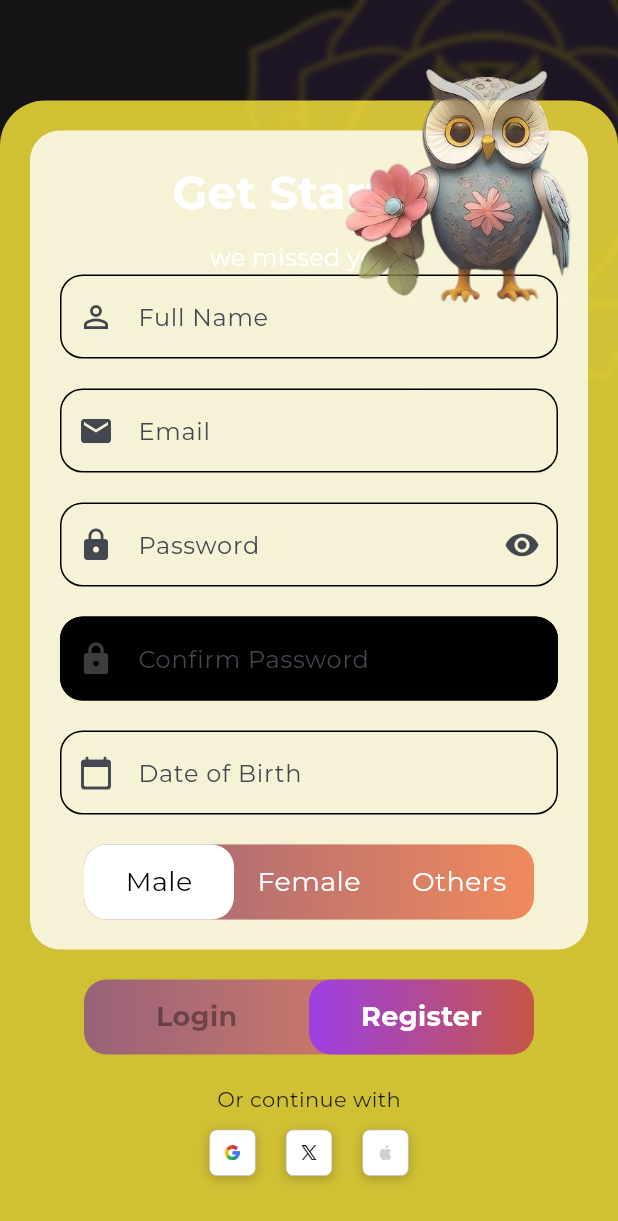
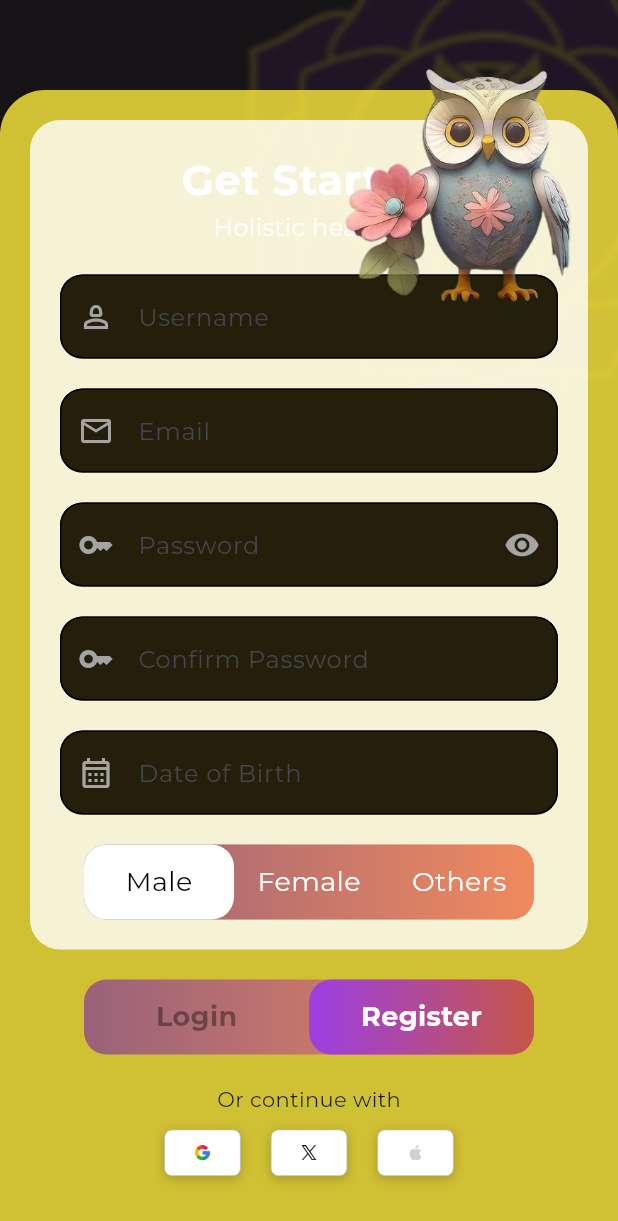
Before and after one commit to veerhegde/PsyGPT, a Flutter app: the AuthScreen screen opened by its route, after a tap on "Register", on a phone screen of 412 x 824 dp. Shown: the top 1221 px of the screen. Run offline on Flutter 3.47's test engine with Material 3 defaults, Android fonts, the phone set to English and light mode, and no system bars; our stand-ins replace flutter_secure_storage, flutter_svg, google_fonts, lottie, material_symbols_icons; missing offline and left inert: dotlottie_loader; accounts and stored records are empty; project files that could hold a hidden picture were left out.

Commit message:
[veer|ag] grammer issue

```diff
--- a/psy_fe/mindq_ui/lib/constants/styles/color_const.dart
+++ b/psy_fe/mindq_ui/lib/constants/styles/color_const.dart
@@ -7,7 +7,8 @@ class ThemeColor {
   static Color appPrimaryShadow = Color(0xffc10bff);
   static Color appBoxShadow = Color(0xffffffff);
   static Color filledColorBlack = Colors.black;
-  static Color FormIconShade = Colors.white24;
+  static Color fieldbg = Color(0xff231F0B);
+  static Color FormIconShade = Color(0xffA4A4A4);
 }
 
 class ThemeGradient {
--- a/psy_fe/mindq_ui/lib/screens/userauth.dart
+++ b/psy_fe/mindq_ui/lib/screens/userauth.dart
@@ -144,40 +144,9 @@ class _LoginRegistrationScreenState extends State<AuthScreen> {
           ),
         ),
         SizedBox(height: 60),
-        TextField(
-          decoration: InputDecoration(
-            filled: true,
-            fillColor: Colors.black,
-            labelText: 'Username',
-            prefixIcon: Icon(Icons.person),
-            border: OutlineInputBorder(),
-            focusedBorder: OutlineInputBorder(
-              borderSide: BorderSide(color: Colors.white, width: 2.0),borderRadius: BorderRadius.circular(15)
-            ),
-            enabledBorder: OutlineInputBorder(
-              borderSide: BorderSide(color: Colors.white, width: 1.0),borderRadius: BorderRadius.circular(15)
-            ),
-          ),
-        ),
+        CustomTextbox(labelText: FormTableText.UsernameLabel, prefixIcon: Icon(Icons.person_2_outlined, color: ThemeColor.FormIconShade), fillColor: ThemeColor.fieldbg),
         SizedBox(height: 20),
-        TextField(
-          decoration: InputDecoration(
-            filled: true,
-            fillColor: Colors.black,
-            labelText: 'Password',
-            prefixIcon: Icon(Icons.lock),
-            suffixIcon: Icon(Icons.visibility),
-            border: OutlineInputBorder(),
-            focusedBorder: OutlineInputBorder(
-              borderSide: BorderSide(color: Colors.black, width: 2.0),borderRadius: BorderRadius.circular(15)
-            ),
-            enabledBorder: OutlineInputBorder(
-              borderSide: BorderSide(color: Colors.black, width: 1.0),borderRadius: BorderRadius.circular(15)
-            ),
-          ),
-          obscureText: true,
-        ),
-        SizedBox(height: 10),
+        CustomTextbox(labelText: FormTableText.PasswordLabel, prefixIcon: Icon(Icons.key_outlined, color: ThemeColor.FormIconShade), suffixIcon: Icon(Icons.visibility, color: ThemeColor.FormIconShade), fillColor: ThemeColor.fieldbg),
         Align(
           alignment: Alignment.centerRight,
           child: TextButton(
@@ -185,7 +154,7 @@ class _LoginRegistrationScreenState extends State<AuthScreen> {
             child: Text('Forgot Password?'),
           ),
         ),
-        SizedBox(height: 113),
+        SizedBox(height: 123),
       ],
     );
   }
@@ -203,14 +172,14 @@ class _LoginRegistrationScreenState extends State<AuthScreen> {
                 Text(
                   'Get Started',
                   style: TextStyle(
-                    fontSize: 30,
+                    fontSize: 28  ,
                     fontWeight: FontWeight.bold,
                     color: Colors.white,
                   ),
                 ),
-                SizedBox(height: 10),
+
                 Text(
-                  'we missed you...',
+                  'Holistic healing',
                   style: TextStyle(
                     fontSize: 16,
                     color: Colors.white,
@@ -220,67 +189,16 @@ class _LoginRegistrationScreenState extends State<AuthScreen> {
             ),
           ),
         ),
-        TextField(
-          decoration: InputDecoration(
-            labelText: 'Full Name',
-            prefixIcon: Icon(Icons.person_outline),
-            border: OutlineInputBorder(
-              borderRadius: BorderRadius.circular(15)
-            ),
-            focusedBorder: OutlineInputBorder(
-              borderSide: BorderSide(color: Colors.black, width: 2.0,),borderRadius: BorderRadius.circular(15)
-            ),
-            enabledBorder: OutlineInputBorder(
-              borderSide: BorderSide(color: Colors.black, width: 1.0),borderRadius: BorderRadius.circular(15)
-            ),
-          ),
-        ),
         SizedBox(height: 20),
-        TextField(
-          decoration: InputDecoration(
-            labelText: 'Email',
-            prefixIcon: Icon(Icons.email),
-            border: OutlineInputBorder(),
-            focusedBorder: OutlineInputBorder(
-              borderSide: BorderSide(color: Colors.black, width: 2.0),borderRadius: BorderRadius.circular(15)
-            ),
-            enabledBorder: OutlineInputBorder(
-              borderSide: BorderSide(color: Colors.black, width: 1.0),borderRadius: BorderRadius.circular(15)
-            ),
-          ),
-        ),
+        CustomTextbox(labelText: FormTableText.UsernameLabel, prefixIcon: Icon(Icons.person_2_outlined, color: ThemeColor.FormIconShade), fillColor: ThemeColor.fieldbg),
         SizedBox(height: 20),
-        TextField(
-          decoration: InputDecoration(
-            labelText: 'Password',
-            prefixIcon: Icon(Icons.lock),
-            suffixIcon: Icon(Icons.visibility),
-            border: OutlineInputBorder(),
-            focusedBorder: OutlineInputBorder(
-              borderSide: BorderSide(color: Colors.black, width: 2.0),borderRadius: BorderRadius.circular(15)
-            ),
-            enabledBorder: OutlineInputBorder(
-              borderSide: BorderSide(color: Colors.black, width: 1.0),borderRadius: BorderRadius.circular(15)
-            ),
-          ),
-          obscureText: true,
-        ),
+        CustomTextbox(labelText: FormTableText.EmailLabel, prefixIcon: Icon(Icons.email_outlined, color: ThemeColor.FormIconShade), fillColor: ThemeColor.fieldbg),
         SizedBox(height: 20),
-        CustomTextbox(labelText: FormTableText.ConfirmPasswordLabel, prefixIcon: Icon(Icons.lock, color: ThemeColor.FormIconShade), fillColor: ThemeColor.filledColorBlack),
+        CustomTextbox(labelText: FormTableText.PasswordLabel, prefixIcon: Icon(Icons.key_outlined, color: ThemeColor.FormIconShade), suffixIcon: Icon(Icons.visibility, color: ThemeColor.FormIconShade), fillColor: ThemeColor.fieldbg),
         SizedBox(height: 20),
-        TextField(
-          decoration: InputDecoration(
-            labelText: 'Date of Birth',
-            prefixIcon: Icon(Icons.calendar_today_rounded),
-            border: OutlineInputBorder(),
-            focusedBorder: OutlineInputBorder(
-              borderSide: BorderSide(color: Colors.black, width: 2.0),borderRadius: BorderRadius.circular(15)
-            ),
-            enabledBorder: OutlineInputBorder(
-              borderSide: BorderSide(color: Colors.black, width: 1.0),borderRadius: BorderRadius.circular(15)
-            ),
-          ),
-        ),
+        CustomTextbox(labelText: FormTableText.ConfirmPasswordLabel, prefixIcon: Icon(Icons.key_outlined, color: ThemeColor.FormIconShade), fillColor: ThemeColor.fieldbg),
+        SizedBox(height: 20),
+        CustomTextbox(labelText: FormTableText.DOBLabel, prefixIcon: Icon(Icons.calendar_month_outlined, color: ThemeColor.FormIconShade), fillColor: ThemeColor.fieldbg),
         SizedBox(height: 20),
         buildGenderSlidingButton()
       ],
@@ -508,7 +426,7 @@ class _LoginRegistrationScreenState extends State<AuthScreen> {
         ),
         child: Image.asset(
           imagePath,
-          width: 10,
+          width: 30,
           height: 10,
         ),
       ),
--- a/psy_fe/mindq_ui/pubspec.yaml
+++ b/psy_fe/mindq_ui/pubspec.yaml
@@ -90,6 +90,7 @@ flutter:
      - lib/assets/phobe-removebg-preview.png
      - lib/assets/mindq_right_bg.jpg
      - lib/assets/mindq2.svg
+     - lib/assets/tv.jpg
 #     - lib/assets/reg_logo.png
   # An image asset can refer to one or more resolution-specific "variants", see
   # https://flutter.dev/to/resolution-aware-images
```
